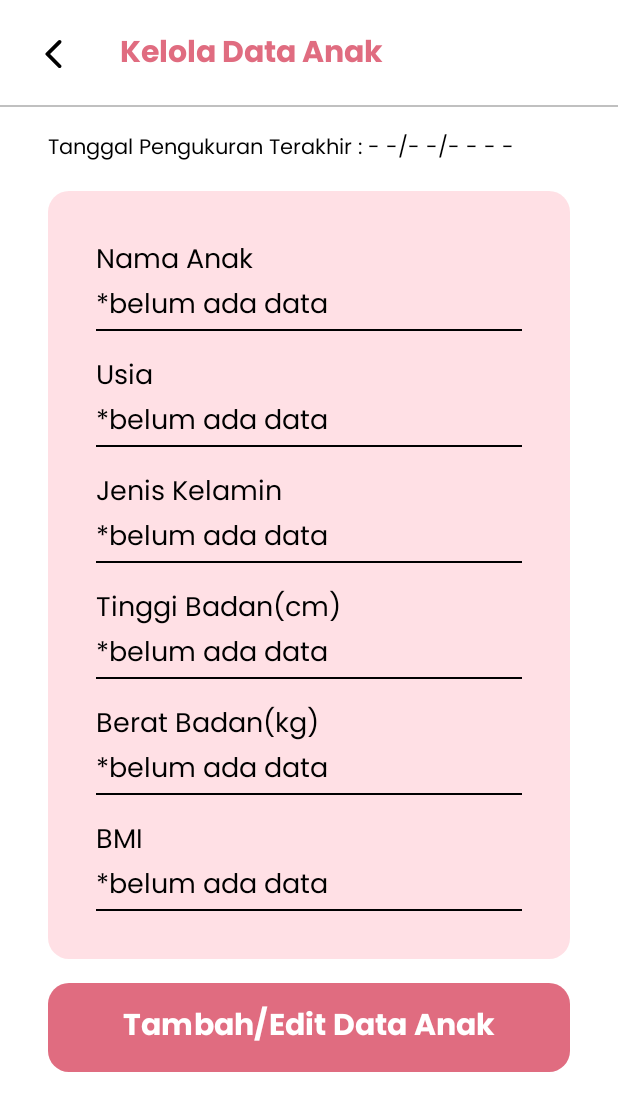
After one commit to SAHASTA-team/SAHASTA-Android, an Android app: the BabyDataActivity screen opened directly, with no data from a screen before it, on a phone screen of 412 x 824 dp. The commit adds this screen. Shown: the top 1111 px of the screen. Run offline under Robolectric (Android 15) with nearby library versions, the phone set to English and light mode, and no system bars.

Commit message:
feat: layout baby data

```diff
--- /dev/null
+++ b/app/src/main/java/com/salma/sahasta/presentation/babydata/BabyDataActivity.kt
@@ -0,0 +1,34 @@
+package com.salma.sahasta.presentation.babydata
+
+import android.os.Bundle
+import androidx.activity.enableEdgeToEdge
+import androidx.appcompat.app.AppCompatActivity
+import androidx.core.view.ViewCompat
+import androidx.core.view.WindowInsetsCompat
+import androidx.core.view.WindowInsetsControllerCompat
+import com.salma.sahasta.R
+import com.salma.sahasta.databinding.ActivityBabyDataBinding
+
+class BabyDataActivity : AppCompatActivity() {
+    private val binding: ActivityBabyDataBinding by lazy {
+        ActivityBabyDataBinding.inflate(layoutInflater)
+    }
+    override fun onCreate(savedInstanceState: Bundle?) {
+        super.onCreate(savedInstanceState)
+        enableEdgeToEdge()
+        setContentView(binding.root)
+        ViewCompat.setOnApplyWindowInsetsListener(findViewById(R.id.main)) { v, insets ->
+            val systemBars = insets.getInsets(WindowInsetsCompat.Type.systemBars())
+            v.setPadding(systemBars.left, systemBars.top, systemBars.right, systemBars.bottom)
+            insets
+        }
+        WindowInsetsControllerCompat(window, window.decorView).isAppearanceLightStatusBars = true
+        setClickListener()
+    }
+
+    private fun setClickListener() {
+        binding.btnBack.setOnClickListener {
+            onBackPressedDispatcher.onBackPressed()
+        }
+    }
+}
--- a/app/src/main/java/com/salma/sahasta/presentation/home/HomeFragment.kt
+++ b/app/src/main/java/com/salma/sahasta/presentation/home/HomeFragment.kt
@@ -1,11 +1,13 @@
 package com.salma.sahasta.presentation.home
 
+import android.content.Intent
 import android.os.Bundle
 import androidx.fragment.app.Fragment
 import android.view.LayoutInflater
 import android.view.View
 import android.view.ViewGroup
 import com.salma.sahasta.databinding.FragmentHomeBinding
+import com.salma.sahasta.presentation.babydata.BabyDataActivity
 
 class HomeFragment : Fragment() {
     private lateinit var binding: FragmentHomeBinding
@@ -20,5 +22,20 @@ class HomeFragment : Fragment() {
 
     override fun onViewCreated(view: View, savedInstanceState: Bundle?) {
         super.onViewCreated(view, savedInstanceState)
+        setClickListener()
+    }
+
+    private fun setClickListener() {
+        binding.llHomeMenu.btnBabyData.setOnClickListener {
+            navigateToBabyData()
+        }
+    }
+
+    private fun navigateToBabyData() {
+        startActivity(
+            Intent(requireContext(), BabyDataActivity::class.java).apply {
+                flags = Intent.FLAG_ACTIVITY_SINGLE_TOP or Intent.FLAG_ACTIVITY_CLEAR_TOP
+            },
+        )
     }
 }
--- a/app/src/main/java/com/salma/sahasta/presentation/main/MainActivity.kt
+++ b/app/src/main/java/com/salma/sahasta/presentation/main/MainActivity.kt
@@ -27,11 +27,11 @@ class MainActivity : AppCompatActivity() {
         }
         window.statusBarColor = Color.WHITE
         WindowInsetsControllerCompat(window, window.decorView).isAppearanceLightStatusBars = true
-        setOnclickAction()
+        setClickListener()
         setupBottomNav()
     }
 
-    private fun setOnclickAction() {
+    private fun setClickListener() {
         binding.icScan.setOnClickListener {
             navigateToNutrition()
         }
--- /dev/null
+++ b/app/src/main/res/layout/activity_baby_data.xml
@@ -0,0 +1,86 @@
+<?xml version="1.0" encoding="utf-8"?>
+<androidx.constraintlayout.widget.ConstraintLayout xmlns:android="http://schemas.android.com/apk/res/android"
+    xmlns:app="http://schemas.android.com/apk/res-auto"
+    xmlns:tools="http://schemas.android.com/tools"
+    android:id="@+id/main"
+    android:layout_width="match_parent"
+    android:layout_height="match_parent"
+    android:background="@color/white"
+    tools:context=".presentation.babydata.BabyDataActivity">
+
+    <ImageView
+        android:id="@+id/btn_back"
+        android:layout_width="wrap_content"
+        android:layout_height="wrap_content"
+        android:padding="24dp"
+        android:contentDescription="@string/desc_btn_back"
+        android:src="@drawable/ic_back"
+        app:layout_constraintTop_toTopOf="parent"
+        app:layout_constraintStart_toStartOf="parent"/>
+
+    <TextView
+        android:id="@+id/tv_title_baby_data"
+        android:layout_width="0dp"
+        android:layout_height="wrap_content"
+        android:layout_margin="8dp"
+        android:text="@string/title_baby_data"
+        android:textSize="20sp"
+        android:textColor="@color/md_theme_primary"
+        android:textStyle="bold"
+        app:layout_constraintTop_toTopOf="parent"
+        app:layout_constraintStart_toEndOf="@id/btn_back"
+        app:layout_constraintBottom_toBottomOf="@id/btn_back"
+        app:layout_constraintEnd_toEndOf="parent"/>
+
+    <View
+        android:id="@+id/appbar_border"
+        android:layout_width="match_parent"
+        android:layout_height="1dp"
+        android:background="@color/gray"
+        android:layout_marginTop="16dp"
+        app:layout_constraintTop_toBottomOf="@id/tv_title_baby_data"/>
+
+    <androidx.core.widget.NestedScrollView
+        android:layout_width="match_parent"
+        android:layout_height="0dp"
+        app:layout_constraintTop_toBottomOf="@id/appbar_border"
+        app:layout_constraintBottom_toBottomOf="parent">
+
+        <LinearLayout
+            android:layout_width="match_parent"
+            android:layout_height="match_parent"
+            android:orientation="vertical"
+            android:layout_marginHorizontal="32dp"
+            android:layout_marginTop="16dp"
+            android:layout_marginBottom="32dp">
+
+            <TextView
+                android:id="@+id/tv_last_measurement"
+                android:layout_width="wrap_content"
+                android:layout_height="wrap_content"
+                android:layout_marginBottom="16dp"
+                android:textColor="@color/black"
+                android:text="@string/text_last_measurement"/>
+
+            <include
+                android:id="@+id/ll_baby_data"
+                android:layout_width="match_parent"
+                android:layout_height="wrap_content"
+                layout="@layout/layout_menu_baby_data"/>
+
+            <Button
+                android:id="@+id/btn_add_baby_data"
+                android:layout_width="match_parent"
+                android:layout_height="wrap_content"
+                android:text="@string/text_btn_add_baby_data"
+                android:textSize="20sp"
+                android:textStyle="bold"
+                android:paddingVertical="8dp"
+                android:layout_marginTop="16dp"
+                android:background="@drawable/bg_btn"/>
+
+        </LinearLayout>
+
+    </androidx.core.widget.NestedScrollView>
+
+</androidx.constraintlayout.widget.ConstraintLayout>
--- a/app/src/main/res/layout/fragment_home.xml
+++ b/app/src/main/res/layout/fragment_home.xml
@@ -71,6 +71,7 @@
                 app:layout_constraintEnd_toEndOf="parent"/>
 
             <include
+                android:id="@+id/ll_home_menu"
                 android:layout_width="match_parent"
                 android:layout_height="wrap_content"
                 android:layout_marginVertical="48dp"
--- a/app/src/main/res/layout/fragment_nutrition.xml
+++ b/app/src/main/res/layout/fragment_nutrition.xml
@@ -23,8 +23,8 @@
         android:layout_margin="8dp"
         android:text="@string/text_btn_scan"
         android:textSize="20sp"
+        android:textStyle="bold"
         android:textColor="@color/md_theme_primary"
-        android:textStyle="bold"
         app:layout_constraintTop_toTopOf="parent"
         app:layout_constraintStart_toEndOf="@id/btn_back"
         app:layout_constraintBottom_toBottomOf="@id/btn_back"
@@ -72,7 +72,9 @@
                 android:layout_height="wrap_content"
                 android:layout_margin="32dp"
                 android:text="@string/text_btn_scan_camera"
-                android:paddingVertical="16dp"
+                android:textSize="20sp"
+                android:textStyle="bold"
+                android:paddingVertical="8dp"
                 android:background="@drawable/bg_btn"
                 app:layout_constraintTop_toBottomOf="@id/viewFinder"/>
 
@@ -83,7 +85,9 @@
                 android:layout_marginHorizontal="32dp"
                 android:layout_marginVertical="16dp"
                 android:text="@string/text_btn_gallery"
-                android:paddingVertical="16dp"
+                android:textSize="20sp"
+                android:textStyle="bold"
+                android:paddingVertical="8dp"
                 android:background="@drawable/bg_btn"
                 app:layout_constraintTop_toBottomOf="@id/btn_scan"/>
 
@@ -94,8 +98,10 @@
                 android:layout_marginHorizontal="32dp"
                 android:layout_marginVertical="16dp"
                 android:text="@string/text_btn_back"
+                android:textSize="20sp"
+                android:textStyle="bold"
                 android:textColor="@color/md_theme_primary"
-                android:paddingVertical="16dp"
+                android:paddingVertical="8dp"
                 app:backgroundTint="@android:color/transparent"
                 app:cornerRadius="14dp"
                 app:rippleColor="@color/md_theme_primary"
--- a/app/src/main/res/layout/fragment_profile.xml
+++ b/app/src/main/res/layout/fragment_profile.xml
@@ -41,7 +41,6 @@
     <androidx.core.widget.NestedScrollView
         android:layout_width="match_parent"
         android:layout_height="0dp"
-        android:layout_marginBottom="128dp"
         app:layout_constraintVertical_bias="0"
         app:layout_constraintTop_toBottomOf="@id/appbar_border"
         app:layout_constraintBottom_toBottomOf="parent"
@@ -49,6 +48,7 @@
         app:layout_constraintEnd_toEndOf="parent">
 
         <LinearLayout
+            android:layout_marginBottom="128dp"
             android:id="@+id/ll_profile"
             android:layout_width="wrap_content"
             android:layout_height="wrap_content"
@@ -100,6 +100,7 @@
         android:text="@string/text_logout"
         android:textColor="@color/black"
         android:drawablePadding="16dp"
+        android:elevation="1dp"
         app:drawableEndCompat="@drawable/ic_logout"
         app:layout_constraintTop_toTopOf="parent"
         app:layout_constraintBottom_toBottomOf="parent"
--- /dev/null
+++ b/app/src/main/res/layout/layout_menu_baby_data.xml
@@ -0,0 +1,134 @@
+<?xml version="1.0" encoding="utf-8"?>
+<LinearLayout xmlns:android="http://schemas.android.com/apk/res/android"
+    android:layout_width="match_parent"
+    android:layout_height="wrap_content"
+    android:orientation="vertical"
+    android:background="@drawable/bg_menu_home"
+    android:padding="32dp">
+
+    <TextView
+        android:layout_width="wrap_content"
+        android:layout_height="wrap_content"
+        android:text="@string/text_baby_name"
+        android:textColor="@color/black"
+        android:textSize="18sp"/>
+
+    <TextView
+        android:id="@+id/text_baby_name"
+        android:layout_width="wrap_content"
+        android:layout_height="wrap_content"
+        android:text="@string/text_no_baby_data"
+        android:textColor="@color/black"
+        android:textSize="18sp"/>
+
+    <View
+        android:layout_width="match_parent"
+        android:layout_height="1dp"
+        android:background="@color/black"
+        android:layout_marginBottom="16dp"/>
+
+    <TextView
+        android:layout_width="wrap_content"
+        android:layout_height="wrap_content"
+        android:text="@string/text_baby_age"
+        android:textColor="@color/black"
+        android:textSize="18sp"/>
+
+    <TextView
+        android:id="@+id/text_baby_age"
+        android:layout_width="wrap_content"
+        android:layout_height="wrap_content"
+        android:text="@string/text_no_baby_data"
+        android:textColor="@color/black"
+        android:textSize="18sp"/>
+
+    <View
+        android:layout_width="match_parent"
+        android:layout_height="1dp"
+        android:background="@color/black"
+        android:layout_marginBottom="16dp"/>
+
+    <TextView
+        android:layout_width="wrap_content"
+        android:layout_height="wrap_content"
+        android:text="@string/text_baby_gender"
+        android:textColor="@color/black"
+        android:textSize="18sp"/>
+
+    <TextView
+        android:id="@+id/text_baby_gender"
+        android:layout_width="wrap_content"
+        android:layout_height="wrap_content"
+        android:text="@string/text_no_baby_data"
+        android:textColor="@color/black"
+        android:textSize="18sp"/>
+
+    <View
+        android:layout_width="match_parent"
+        android:layout_height="1dp"
+        android:background="@color/black"
+        android:layout_marginBottom="16dp"/>
+
+    <TextView
+        android:layout_width="wrap_content"
+        android:layout_height="wrap_content"
+        android:text="@string/text_baby_height"
+        android:textColor="@color/black"
+        android:textSize="18sp"/>
+
+    <TextView
+        android:id="@+id/text_baby_height"
+        android:layout_width="wrap_content"
+        android:layout_height="wrap_content"
+        android:text="@string/text_no_baby_data"
+        android:textColor="@color/black"
+        android:textSize="18sp"/>
+
+    <View
+        android:layout_width="match_parent"
+        android:layout_height="1dp"
+        android:background="@color/black"
+        android:layout_marginBottom="16dp"/>
+
+    <TextView
+        android:layout_width="wrap_content"
+        android:layout_height="wrap_content"
+        android:text="@string/text_baby_weight"
+        android:textColor="@color/black"
+        android:textSize="18sp"/>
+
+    <TextView
+        android:id="@+id/text_baby_weight"
+        android:layout_width="wrap_content"
+        android:layout_height="wrap_content"
+        android:text="@string/text_no_baby_data"
+        android:textColor="@color/black"
+        android:textSize="18sp"/>
+
+    <View
+        android:layout_width="match_parent"
+        android:layout_height="1dp"
+        android:background="@color/black"
+        android:layout_marginBottom="16dp"/>
+
+    <TextView
+        android:layout_width="wrap_content"
+        android:layout_height="wrap_content"
+        android:text="@string/text_baby_bmi"
+        android:textColor="@color/black"
+        android:textSize="18sp"/>
+
+    <TextView
+        android:id="@+id/text_baby_bmi"
+        android:layout_width="wrap_content"
+        android:layout_height="wrap_content"
+        android:text="@string/text_no_baby_data"
+        android:textColor="@color/black"
+        android:textSize="18sp"/>
+
+    <View
+        android:layout_width="match_parent"
+        android:layout_height="1dp"
+        android:background="@color/black"/>
+
+</LinearLayout>
--- a/app/src/main/res/values/strings.xml
+++ b/app/src/main/res/values/strings.xml
@@ -18,4 +18,14 @@
     <string name="text_btn_scan_camera">Pindai</string>
     <string name="text_btn_gallery">Galeri</string>
     <string name="text_btn_back">Kembali</string>
+    <string name="title_baby_data">Kelola Data Anak</string>
+    <string name="text_btn_add_baby_data">Tambah/Edit Data Anak</string>
+    <string name="text_no_baby_data">*belum ada data</string>
+    <string name="text_baby_bmi">BMI</string>
+    <string name="text_baby_weight">Berat Badan(kg)</string>
+    <string name="text_baby_height">Tinggi Badan(cm)</string>
+    <string name="text_baby_gender">Jenis Kelamin</string>
+    <string name="text_baby_age">Usia</string>
+    <string name="text_baby_name">Nama Anak</string>
+    <string name="text_last_measurement">Tanggal Pengukuran Terakhir : - -/- -/- - - -</string>
 </resources>
```
Also changed, not shown: app/src/main/AndroidManifest.xml (+15 -4 lines).
